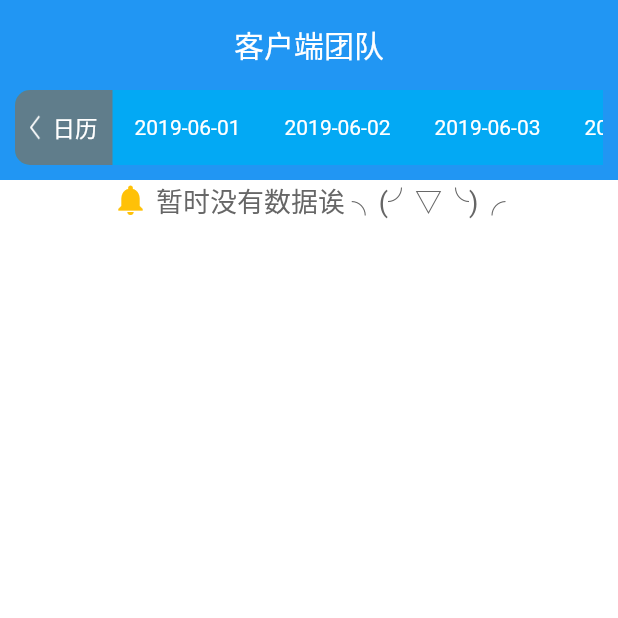
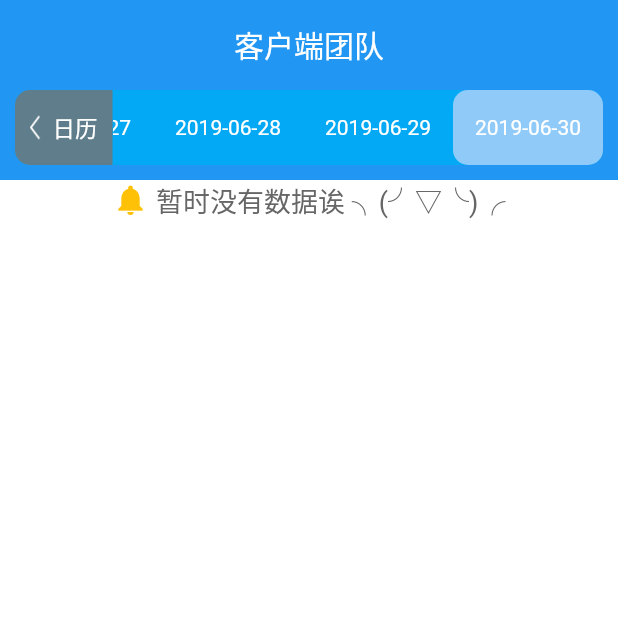
Before and after one commit to solopor/Mite, a Flutter app: the PageMeetingMoringList screen opened directly, on a phone screen of 412 x 824 dp, the top half of it. Run offline on Flutter 3.47's test engine with Material 2 defaults, Android fonts, the phone set to English and light mode, and no system bars; our stand-ins replace sqflite; accounts and stored records are empty.

Commit message:
日期自动定位在最后一天

```diff
--- a/lib/morning_metting/date_choose.dart
+++ b/lib/morning_metting/date_choose.dart
@@ -58,7 +58,7 @@ class _CustomeDateState extends State<CustomeDateWidget> {
 
     _index = _dateArray.length - 1;
     _lastIndex = 0;
-    _scrollController = ScrollController();
+    _scrollController = ScrollController(initialScrollOffset: (_index - 1) * 100.0);
   }
 
   @override
@@ -85,7 +85,7 @@ class _CustomeDateState extends State<CustomeDateWidget> {
   Widget _getMoreDateWidget() {
     return new GestureDetector(
       child: new Container(
-        height: 80,
+        height: 60,
         decoration: BoxDecoration(
             color: Colors.blueGrey,
             borderRadius: BorderRadius.only(
@@ -133,7 +133,7 @@ class _CustomeDateState extends State<CustomeDateWidget> {
                   height: 60,
                   padding: EdgeInsets.all(5),
                   decoration: BoxDecoration(
-                    color: Colors.blue[300],
+                    color: Colors.blue[200],
                     borderRadius: BorderRadius.circular(10),
                   ),
                   child: Center(
@@ -149,7 +149,8 @@ class _CustomeDateState extends State<CustomeDateWidget> {
                   height: 60,
                   padding: EdgeInsets.all(5),
                   decoration: BoxDecoration(
-                    color: Colors.lightBlue
+                    color: Colors.lightBlue,
+                    borderRadius: BorderRadius.circular(10)
                   ),
                   child: Center(
                     child: Text(
```
